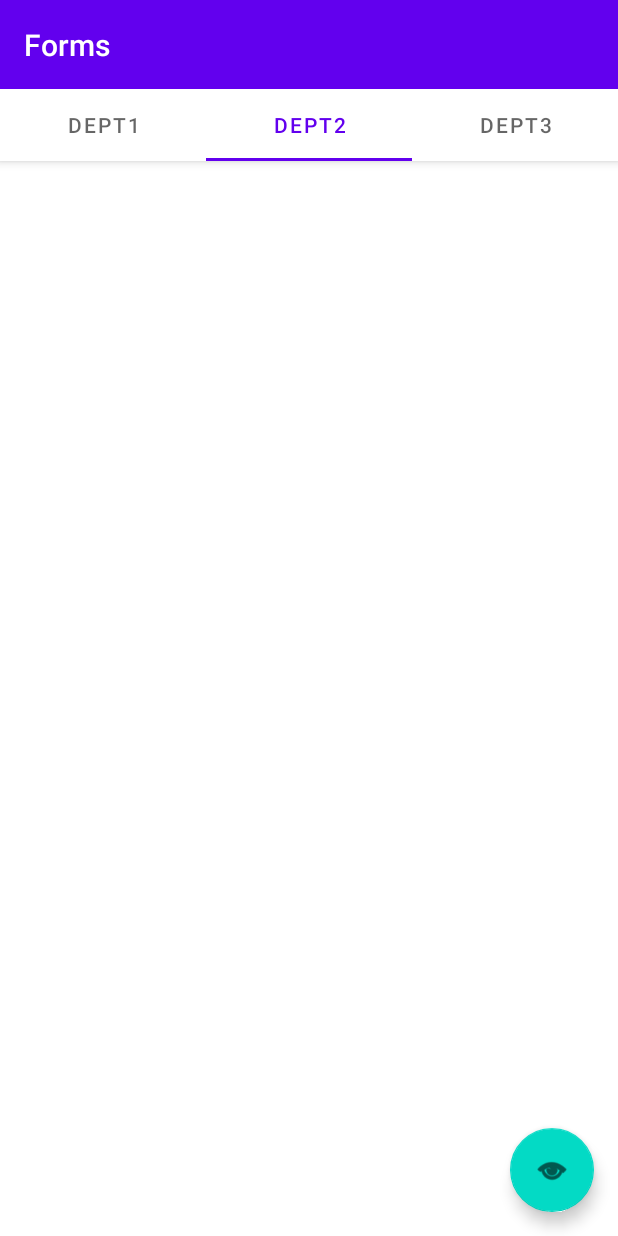
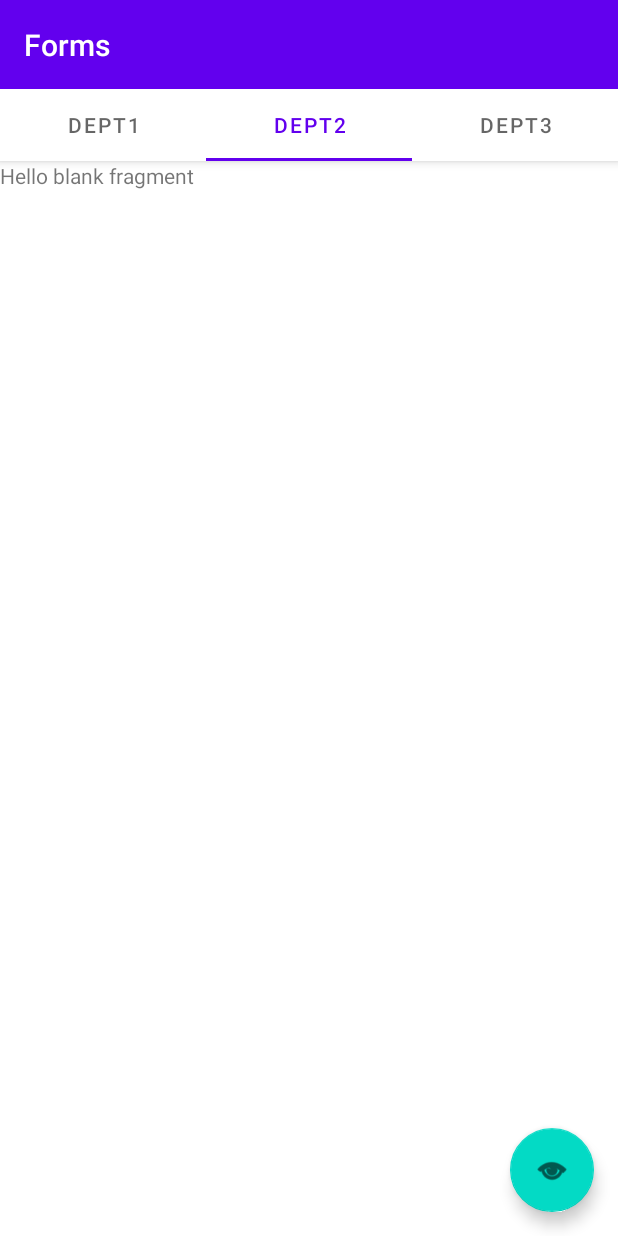
Before and after one commit to Anuj-Rathore24/MiniProject, an Android app: the screen it shows after launch (HomePage), tab 2 chosen, on a phone screen of 412 x 824 dp. Run offline under Robolectric (Android 15) with nearby library versions, the light colour scheme and no system bars; 1 statement that could not run was skipped.

Commit message:
added fragment for Mech's form

```diff
--- /dev/null
+++ b/app/src/main/java/com/example/myfirstapp/MechForm.java
@@ -0,0 +1,64 @@
+package com.example.myfirstapp;
+
+import android.os.Bundle;
+
+import androidx.fragment.app.Fragment;
+
+import android.view.LayoutInflater;
+import android.view.View;
+import android.view.ViewGroup;
+
+/**
+ * A simple {@link Fragment} subclass.
+ * Use the {@link MechForm#newInstance} factory method to
+ * create an instance of this fragment.
+ */
+public class MechForm extends Fragment {
+
+    // TODO: Rename parameter arguments, choose names that match
+    // the fragment initialization parameters, e.g. ARG_ITEM_NUMBER
+    private static final String ARG_PARAM1 = "param1";
+    private static final String ARG_PARAM2 = "param2";
+
+    // TODO: Rename and change types of parameters
+    private String mParam1;
+    private String mParam2;
+
+    public MechForm() {
+        // Required empty public constructor
+    }
+
+    /**
+     * Use this factory method to create a new instance of
+     * this fragment using the provided parameters.
+     *
+     * @param param1 Parameter 1.
+     * @param param2 Parameter 2.
+     * @return A new instance of fragment MechForm.
+     */
+    // TODO: Rename and change types and number of parameters
+    public static MechForm newInstance(String param1, String param2) {
+        MechForm fragment = new MechForm();
+        Bundle args = new Bundle();
+        args.putString(ARG_PARAM1, param1);
+        args.putString(ARG_PARAM2, param2);
+        fragment.setArguments(args);
+        return fragment;
+    }
+
+    @Override
+    public void onCreate(Bundle savedInstanceState) {
+        super.onCreate(savedInstanceState);
+        if (getArguments() != null) {
+            mParam1 = getArguments().getString(ARG_PARAM1);
+            mParam2 = getArguments().getString(ARG_PARAM2);
+        }
+    }
+
+    @Override
+    public View onCreateView(LayoutInflater inflater, ViewGroup container,
+                             Bundle savedInstanceState) {
+        // Inflate the layout for this fragment
+        return inflater.inflate(R.layout.fragment_mech_form, container, false);
+    }
+}
--- a/app/src/main/java/com/example/myfirstapp/ui/main/SectionsPagerAdapter.java
+++ b/app/src/main/java/com/example/myfirstapp/ui/main/SectionsPagerAdapter.java
@@ -9,6 +9,7 @@
 import androidx.fragment.app.FragmentPagerAdapter;
 
 import com.example.myfirstapp.CseForm;
+import com.example.myfirstapp.MechForm;
 import com.example.myfirstapp.R;
 
 /**
@@ -33,6 +34,9 @@
         switch (position){
             case 0:
                 return new CseForm();
+
+            case 1:
+                return new MechForm();
             default:
                 return new PlaceholderFragment();
         }
--- /dev/null
+++ b/app/src/main/res/layout/fragment_mech_form.xml
@@ -0,0 +1,14 @@
+<?xml version="1.0" encoding="utf-8"?>
+<FrameLayout xmlns:android="http://schemas.android.com/apk/res/android"
+    xmlns:tools="http://schemas.android.com/tools"
+    android:layout_width="match_parent"
+    android:layout_height="match_parent"
+    tools:context=".MechForm">
+
+    <!-- TODO: Update blank fragment layout -->
+    <TextView
+        android:layout_width="match_parent"
+        android:layout_height="match_parent"
+        android:text="@string/hello_blank_fragment" />
+
+</FrameLayout>
```
